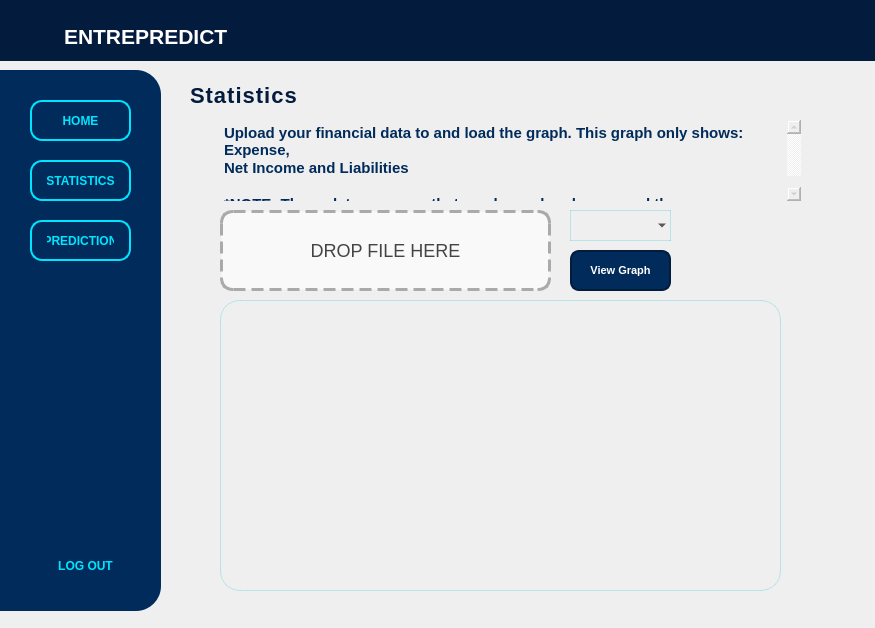
The window that Final.ui (JayDrop00/Paldo) describes before a commit, drawn with Qt 5.
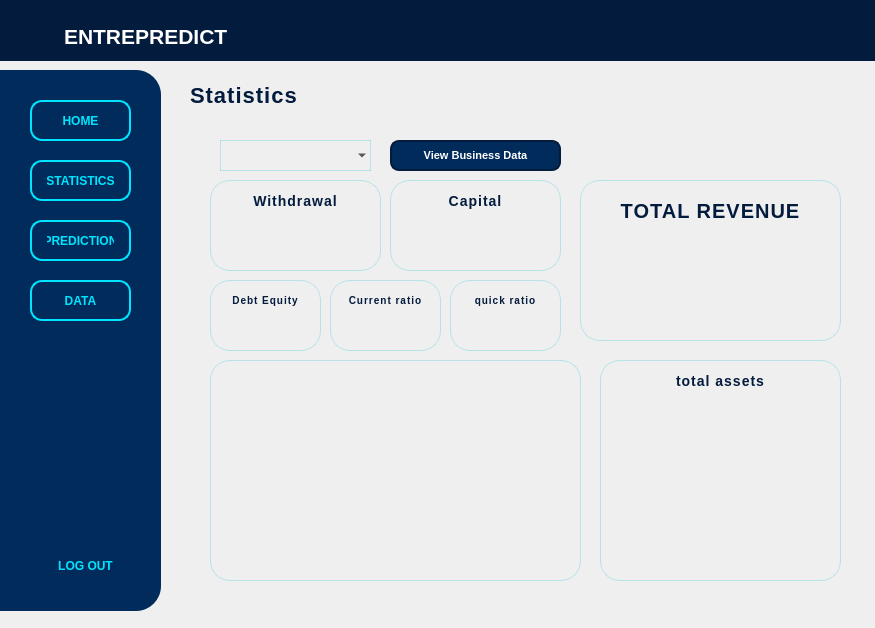
The same window after the commit. The open tabs and pages were chosen to show the change. Icons and pictures are not drawn.

What changed in the file:
```diff
--- a/Final.ui
+++ b/Final.ui
@@ -316,6 +316,49 @@
        <string>LOG OUT</string>
       </property>
      </widget>
+     <widget class="QPushButton" name="dataPushButton">
+      <property name="geometry">
+       <rect>
+        <x>30</x>
+        <y>210</y>
+        <width>101</width>
+        <height>41</height>
+       </rect>
+      </property>
+      <property name="cursor">
+       <cursorShape>PointingHandCursor</cursorShape>
+      </property>
+      <property name="styleSheet">
+       <string notr="true">QPushButton {
+    background-color: transparent;
+    color: #00E5FF;
+    font-family: &quot;Segoe UI&quot;;
+    font-size: 9pt;
+    font-weight: 500;
+    border: 2px solid #00E5FF;
+    border-radius: 12px;
+    padding: 5px 15px;
+}
+
+QPushButton:hover {
+    background-color: rgba(0, 229, 255, 0.1);
+}
+
+QPushButton:pressed {
+    background-color: rgba(0, 229, 255, 0.2);
+}
+
+QPushButton:checked {
+    background-color: #00E5FF;
+    color: #001F3F;
+}
+
+</string>
+      </property>
+      <property name="text">
+       <string>DATA</string>
+      </property>
+     </widget>
     </widget>
     <widget class="QStackedWidget" name="stackedWidget">
      <property name="geometry">
@@ -1900,10 +1943,10 @@
       <widget class="QFrame" name="graphFrame">
        <property name="geometry">
         <rect>
-         <x>30</x>
-         <y>220</y>
-         <width>561</width>
-         <height>291</height>
+         <x>20</x>
+         <y>280</y>
+         <width>371</width>
+         <height>221</height>
         </rect>
        </property>
        <property name="styleSheet">
@@ -1929,10 +1972,10 @@
       <widget class="QPushButton" name="graphPushButton">
        <property name="geometry">
         <rect>
-         <x>380</x>
-         <y>170</y>
-         <width>101</width>
-         <height>41</height>
+         <x>200</x>
+         <y>60</y>
+         <width>171</width>
+         <height>31</height>
         </rect>
        </property>
        <property name="cursor">
@@ -1960,45 +2003,15 @@
 </string>
        </property>
        <property name="text">
-        <string>View Graph</string>
-       </property>
-      </widget>
-      <widget class="QLabel" name="csvLabelDropStats">
-       <property name="geometry">
-        <rect>
-         <x>30</x>
-         <y>130</y>
-         <width>331</width>
-         <height>81</height>
-        </rect>
-       </property>
-       <property name="layoutDirection">
-        <enum>Qt::RightToLeft</enum>
-       </property>
-       <property name="styleSheet">
-        <string notr="true">QLabel {
-    border: 3px dashed #aaaaaa;
-    font-size: 18px;
-    color: #444;
-    
-    border-radius: 12px;
-    background-color: #f9f9f9;
-    text-align: center;  /* Centers text horizontally */
-}</string>
-       </property>
-       <property name="text">
-        <string>DROP FILE HERE</string>
-       </property>
-       <property name="alignment">
-        <set>Qt::AlignCenter</set>
+        <string>View Business Data</string>
        </property>
       </widget>
       <widget class="QComboBox" name="statsComboBox">
        <property name="geometry">
         <rect>
-         <x>380</x>
-         <y>130</y>
-         <width>101</width>
+         <x>30</x>
+         <y>60</y>
+         <width>151</width>
          <height>31</height>
         </rect>
        </property>
@@ -2021,35 +2034,598 @@
         <bool>false</bool>
        </property>
       </widget>
-      <widget class="QPlainTextEdit" name="plainTextEdit_prediction_2">
-       <property name="enabled">
-        <bool>false</bool>
+      <widget class="QFrame" name="withdrawal_Frame">
+       <property name="geometry">
+        <rect>
+         <x>20</x>
+         <y>100</y>
+         <width>171</width>
+         <height>91</height>
+        </rect>
        </property>
+       <property name="styleSheet">
+        <string notr="true">#withdrawal_Frame
+{
+    background-color: qlineargradient(
+        spread:pad, x1:0, y1:0, x2:1, y2:1,
+        stop:0 rgba(224, 247, 250, 255),  /* light cyan */
+        stop:1 rgba(255, 255, 255, 255)    /* soft white */
+    );
+    border-radius: 20px;
+    border: 1px solid rgba(0, 188, 212, 60); /* subtle cyan border */
+    
+}</string>
+       </property>
+       <property name="frameShape">
+        <enum>QFrame::StyledPanel</enum>
+       </property>
+       <property name="frameShadow">
+        <enum>QFrame::Raised</enum>
+       </property>
+       <widget class="QLabel" name="label1">
+        <property name="geometry">
+         <rect>
+          <x>20</x>
+          <y>10</y>
+          <width>131</width>
+          <height>21</height>
+         </rect>
+        </property>
+        <property name="styleSheet">
+         <string notr="true">#label1{
+    color: #031b3d;                  /* Deep navy text for contrast */
+    font-weight: 650;                /* Bold emphasis */
+    font-size: 14px;                 /* Slightly larger title */
+    background: transparent;         /* Keep background clean */
+    letter-spacing: 1px;             /* Space out letters slightly */
+    text-transform: uppercase;       /* Make “Inventory” more assertive */
+    border: none;                    /* Remove any frame borders */
+    
+    /* Subtle cyan glow for elegance */
+    text-shadow: 0px 0px 6px #00ffff;
+}</string>
+        </property>
+        <property name="text">
+         <string>Withdrawal</string>
+        </property>
+        <property name="alignment">
+         <set>Qt::AlignCenter</set>
+        </property>
+       </widget>
+       <widget class="QLabel" name="withdrawal_Label">
+        <property name="geometry">
+         <rect>
+          <x>20</x>
+          <y>40</y>
+          <width>131</width>
+          <height>31</height>
+         </rect>
+        </property>
+        <property name="styleSheet">
+         <string notr="true">#withdrawal_label{
+    color: #031b3d;                  /* Deep navy text for contrast */
+    font-weight: 600;                /* Bold emphasis */
+    font-size: 15px;                 /* Slightly larger title */
+    background: transparent;         /* Keep background clean */
+    letter-spacing: 1px;             /* Space out letters slightly */
+    text-transform: uppercase;       /* Make “Inventory” more assertive */
+    border: none;                    /* Remove any frame borders */
+    
+    /* Subtle cyan glow for elegance */
+    text-shadow: 0px 0px 6px #00ffff;
+}</string>
+        </property>
+        <property name="text">
+         <string/>
+        </property>
+        <property name="alignment">
+         <set>Qt::AlignCenter</set>
+        </property>
+       </widget>
+      </widget>
+      <widget class="QFrame" name="currentRatio_Frame">
        <property name="geometry">
         <rect>
-         <x>30</x>
-         <y>40</y>
-         <width>581</width>
-         <height>81</height>
+         <x>140</x>
+         <y>200</y>
+         <width>111</width>
+         <height>71</height>
         </rect>
        </property>
        <property name="styleSheet">
-        <string notr="true">#plainTextEdit_prediction_2 {
-    font-family: &quot;Poppins&quot;;
-    font-size: 11pt;
-    font-weight: 500;
-    color: #002B5B; /* Black text */
-    background-color: transparent; /* Transparent background */
-    border:none;
-}
-</string>
+        <string notr="true">#currentRatio_Frame
+{
+    background-color: qlineargradient(
+        spread:pad, x1:0, y1:0, x2:1, y2:1,
+        stop:0 rgba(224, 247, 250, 255),  /* light cyan */
+        stop:1 rgba(255, 255, 255, 255)    /* soft white */
+    );
+    border-radius: 20px;
+    border: 1px solid rgba(0, 188, 212, 60); /* subtle cyan border */
+    
+}</string>
        </property>
-       <property name="plainText">
-        <string>Upload your financial data to and load the graph. This graph only shows: Expense, 
-Net Income and Liabilities
-
-*NOTE: These data assumes that you have already summed them up.</string>
+       <property name="frameShape">
+        <enum>QFrame::StyledPanel</enum>
        </property>
+       <property name="frameShadow">
+        <enum>QFrame::Raised</enum>
+       </property>
+       <widget class="QLabel" name="label_4">
+        <property name="geometry">
+         <rect>
+          <x>10</x>
+          <y>10</y>
+          <width>91</width>
+          <height>21</height>
+         </rect>
+        </property>
+        <property name="styleSheet">
+         <string notr="true">#label_4{
+    color: #031b3d;                  /* Deep navy text for contrast */
+    font-weight: 600;                /* Bold emphasis */
+    font-size: 10px;                 /* Slightly larger title */
+    background: transparent;         /* Keep background clean */
+    letter-spacing: 1px;             /* Space out letters slightly */
+    text-transform: uppercase;       /* Make “Inventory” more assertive */
+    border: none;                    /* Remove any frame borders */
+    
+    /* Subtle cyan glow for elegance */
+    text-shadow: 0px 0px 6px #00ffff;
+}</string>
+        </property>
+        <property name="text">
+         <string>Current ratio</string>
+        </property>
+        <property name="alignment">
+         <set>Qt::AlignCenter</set>
+        </property>
+       </widget>
+       <widget class="QLabel" name="currentRatio_Label">
+        <property name="geometry">
+         <rect>
+          <x>10</x>
+          <y>30</y>
+          <width>91</width>
+          <height>21</height>
+         </rect>
+        </property>
+        <property name="styleSheet">
+         <string notr="true">#currentRatio_Label{
+    color: #031b3d;                  /* Deep navy text for contrast */
+    font-weight: 600;                /* Bold emphasis */
+    font-size: 10px;                 /* Slightly larger title */
+    background: transparent;         /* Keep background clean */
+    letter-spacing: 1px;             /* Space out letters slightly */
+    text-transform: uppercase;       /* Make “Inventory” more assertive */
+    border: none;                    /* Remove any frame borders */
+    
+    /* Subtle cyan glow for elegance */
+    text-shadow: 0px 0px 6px #00ffff;
+}</string>
+        </property>
+        <property name="text">
+         <string/>
+        </property>
+        <property name="alignment">
+         <set>Qt::AlignCenter</set>
+        </property>
+       </widget>
+      </widget>
+      <widget class="QFrame" name="debtEquity_Frame">
+       <property name="geometry">
+        <rect>
+         <x>20</x>
+         <y>200</y>
+         <width>111</width>
+         <height>71</height>
+        </rect>
+       </property>
+       <property name="styleSheet">
+        <string notr="true">#debtEquity_Frame
+{
+    background-color: qlineargradient(
+        spread:pad, x1:0, y1:0, x2:1, y2:1,
+        stop:0 rgba(224, 247, 250, 255),  /* light cyan */
+        stop:1 rgba(255, 255, 255, 255)    /* soft white */
+    );
+    border-radius: 20px;
+    border: 1px solid rgba(0, 188, 212, 60); /* subtle cyan border */
+    
+}</string>
+       </property>
+       <property name="frameShape">
+        <enum>QFrame::StyledPanel</enum>
+       </property>
+       <property name="frameShadow">
+        <enum>QFrame::Raised</enum>
+       </property>
+       <widget class="QLabel" name="label_3">
+        <property name="geometry">
+         <rect>
+          <x>10</x>
+          <y>10</y>
+          <width>91</width>
+          <height>21</height>
+         </rect>
+        </property>
+        <property name="styleSheet">
+         <string notr="true">#label_3{
+    color: #031b3d;                  /* Deep navy text for contrast */
+    font-weight: 600;                /* Bold emphasis */
+    font-size: 10px;                 /* Slightly larger title */
+    background: transparent;         /* Keep background clean */
+    letter-spacing: 1px;             /* Space out letters slightly */
+    text-transform: uppercase;       /* Make “Inventory” more assertive */
+    border: none;                    /* Remove any frame borders */
+    
+    /* Subtle cyan glow for elegance */
+    text-shadow: 0px 0px 6px #00ffff;
+}</string>
+        </property>
+        <property name="text">
+         <string>Debt Equity</string>
+        </property>
+        <property name="alignment">
+         <set>Qt::AlignCenter</set>
+        </property>
+       </widget>
+       <widget class="QLabel" name="debtEquity_Label">
+        <property name="geometry">
+         <rect>
+          <x>10</x>
+          <y>30</y>
+          <width>91</width>
+          <height>21</height>
+         </rect>
+        </property>
+        <property name="styleSheet">
+         <string notr="true">#debtEquity_Label{
+    color: #031b3d;                  /* Deep navy text for contrast */
+    font-weight: 600;                /* Bold emphasis */
+    font-size: 10px;                 /* Slightly larger title */
+    background: transparent;         /* Keep background clean */
+    letter-spacing: 1px;             /* Space out letters slightly */
+    text-transform: uppercase;       /* Make “Inventory” more assertive */
+    border: none;                    /* Remove any frame borders */
+    
+    /* Subtle cyan glow for elegance */
+    text-shadow: 0px 0px 6px #00ffff;
+}</string>
+        </property>
+        <property name="text">
+         <string/>
+        </property>
+        <property name="alignment">
+         <set>Qt::AlignCenter</set>
+        </property>
+       </widget>
+      </widget>
+      <widget class="QFrame" name="quickRatio_Frame">
+       <property name="geometry">
+        <rect>
+         <x>260</x>
+         <y>200</y>
+         <width>111</width>
+         <height>71</height>
+        </rect>
+       </property>
+       <property name="styleSheet">
+        <string notr="true">#quickRatio_Frame
+{
+    background-color: qlineargradient(
+        spread:pad, x1:0, y1:0, x2:1, y2:1,
+        stop:0 rgba(224, 247, 250, 255),  /* light cyan */
+        stop:1 rgba(255, 255, 255, 255)    /* soft white */
+    );
+    border-radius: 20px;
+    border: 1px solid rgba(0, 188, 212, 60); /* subtle cyan border */
+    
+}</string>
+       </property>
+       <property name="frameShape">
+        <enum>QFrame::StyledPanel</enum>
+       </property>
+       <property name="frameShadow">
+        <enum>QFrame::Raised</enum>
+       </property>
+       <widget class="QLabel" name="label_5">
+        <property name="geometry">
+         <rect>
+          <x>10</x>
+          <y>10</y>
+          <width>91</width>
+          <height>21</height>
+         </rect>
+        </property>
+        <property name="styleSheet">
+         <string notr="true">#label_5{
+    color: #031b3d;                  /* Deep navy text for contrast */
+    font-weight: 600;                /* Bold emphasis */
+    font-size: 10px;                 /* Slightly larger title */
+    background: transparent;         /* Keep background clean */
+    letter-spacing: 1px;             /* Space out letters slightly */
+    text-transform: uppercase;       /* Make “Inventory” more assertive */
+    border: none;                    /* Remove any frame borders */
+    
+    /* Subtle cyan glow for elegance */
+    text-shadow: 0px 0px 6px #00ffff;
+}</string>
+        </property>
+        <property name="text">
+         <string>quick ratio</string>
+        </property>
+        <property name="alignment">
+         <set>Qt::AlignCenter</set>
+        </property>
+       </widget>
+       <widget class="QLabel" name="quickRatio_Label">
+        <property name="geometry">
+         <rect>
+          <x>10</x>
+          <y>30</y>
+          <width>91</width>
+          <height>21</height>
+         </rect>
+        </property>
+        <property name="styleSheet">
+         <string notr="true">#quickRatio_Label{
+    color: #031b3d;                  /* Deep navy text for contrast */
+    font-weight: 600;                /* Bold emphasis */
+    font-size: 10px;                 /* Slightly larger title */
+    background: transparent;         /* Keep background clean */
+    letter-spacing: 1px;             /* Space out letters slightly */
+    text-transform: uppercase;       /* Make “Inventory” more assertive */
+    border: none;                    /* Remove any frame borders */
+    
+    /* Subtle cyan glow for elegance */
+    text-shadow: 0px 0px 6px #00ffff;
+}</string>
+        </property>
+        <property name="text">
+         <string/>
+        </property>
+        <property name="alignment">
+         <set>Qt::AlignCenter</set>
+        </property>
+       </widget>
+      </widget>
+      <widget class="QFrame" name="revenue_Frame">
+       <property name="geometry">
+        <rect>
+         <x>390</x>
+         <y>100</y>
+         <width>261</width>
+         <height>161</height>
+        </rect>
+       </property>
+       <property name="styleSheet">
+        <string notr="true">#revenue_Frame
+{
+    background-color: qlineargradient(
+        spread:pad, x1:0, y1:0, x2:1, y2:1,
+        stop:0 rgba(224, 247, 250, 255),  /* light cyan */
+        stop:1 rgba(255, 255, 255, 255)    /* soft white */
+    );
+    border-radius: 20px;
+    border: 1px solid rgba(0, 188, 212, 60); /* subtle cyan border */
+    
+}</string>
+       </property>
+       <property name="frameShape">
+        <enum>QFrame::StyledPanel</enum>
+       </property>
+       <property name="frameShadow">
+        <enum>QFrame::Raised</enum>
+       </property>
+       <widget class="QLabel" name="label_6">
+        <property name="geometry">
+         <rect>
+          <x>20</x>
+          <y>10</y>
+          <width>221</width>
+          <height>41</height>
+         </rect>
+        </property>
+        <property name="styleSheet">
+         <string notr="true">#label_6{
+    color: #031b3d;                  /* Deep navy text for contrast */
+    font-weight: 750;                /* Bold emphasis */
+    font-size: 20px;                 /* Slightly larger title */
+    background: transparent;         /* Keep background clean */
+    letter-spacing: 1px;             /* Space out letters slightly */
+    text-transform: uppercase;       /* Make “Inventory” more assertive */
+    border: none;                    /* Remove any frame borders */
+    
+    /* Subtle cyan glow for elegance */
+    text-shadow: 0px 0px 6px #00ffff;
+}</string>
+        </property>
+        <property name="text">
+         <string>TOTAL REVENUE</string>
+        </property>
+        <property name="alignment">
+         <set>Qt::AlignCenter</set>
+        </property>
+       </widget>
+       <widget class="QLabel" name="revenue_Label">
+        <property name="geometry">
+         <rect>
+          <x>20</x>
+          <y>60</y>
+          <width>221</width>
+          <height>51</height>
+         </rect>
+        </property>
+        <property name="styleSheet">
+         <string notr="true">#revenue_Label{
+    color: #031b3d;                  /* Deep navy text for contrast */
+    font-weight: 750;                /* Bold emphasis */
+    font-size: 25px;                 /* Slightly larger title */
+    background: transparent;         /* Keep background clean */
+    letter-spacing: 1px;             /* Space out letters slightly */
+    text-transform: uppercase;       /* Make “Inventory” more assertive */
+    border: none;                    /* Remove any frame borders */
+    
+    /* Subtle cyan glow for elegance */
+    text-shadow: 0px 0px 6px #00ffff;
+}</string>
+        </property>
+        <property name="text">
+         <string/>
+        </property>
+        <property name="alignment">
+         <set>Qt::AlignCenter</set>
+        </property>
+       </widget>
+      </widget>
+      <widget class="QFrame" name="pieChart_Frame">
+       <property name="geometry">
+        <rect>
+         <x>410</x>
+         <y>280</y>
+         <width>241</width>
+         <height>221</height>
+        </rect>
+       </property>
+       <property name="styleSheet">
+        <string notr="true">#pieChart_Frame
+{
+    background-color: qlineargradient(
+        spread:pad, x1:0, y1:0, x2:1, y2:1,
+        stop:0 rgba(224, 247, 250, 255),  /* light cyan */
+        stop:1 rgba(255, 255, 255, 255)    /* soft white */
+    );
+    border-radius: 20px;
+    border: 1px solid rgba(0, 188, 212, 60); /* subtle cyan border */
+    
+}</string>
+       </property>
+       <property name="frameShape">
+        <enum>QFrame::StyledPanel</enum>
+       </property>
+       <property name="frameShadow">
+        <enum>QFrame::Raised</enum>
+       </property>
+       <widget class="QLabel" name="label_7">
+        <property name="geometry">
+         <rect>
+          <x>20</x>
+          <y>10</y>
+          <width>201</width>
+          <height>21</height>
+         </rect>
+        </property>
+        <property name="styleSheet">
+         <string notr="true">#label_7{
+    color: #031b3d;                  /* Deep navy text for contrast */
+    font-weight: 600;                /* Bold emphasis */
+    font-size: 14px;                 /* Slightly larger title */
+    background: transparent;         /* Keep background clean */
+    letter-spacing: 1px;             /* Space out letters slightly */
+    text-transform: uppercase;       /* Make “Inventory” more assertive */
+    border: none;                    /* Remove any frame borders */
+    
+    /* Subtle cyan glow for elegance */
+    text-shadow: 0px 0px 6px #00ffff;
+}</string>
+        </property>
+        <property name="text">
+         <string>total assets</string>
+        </property>
+        <property name="alignment">
+         <set>Qt::AlignCenter</set>
+        </property>
+       </widget>
+      </widget>
+      <widget class="QFrame" name="Capital_Frame">
+       <property name="geometry">
+        <rect>
+         <x>200</x>
+         <y>100</y>
+         <width>171</width>
+         <height>91</height>
+        </rect>
+       </property>
+       <property name="styleSheet">
+        <string notr="true">#Capital_Frame
+{
+    background-color: qlineargradient(
+        spread:pad, x1:0, y1:0, x2:1, y2:1,
+        stop:0 rgba(224, 247, 250, 255),  /* light cyan */
+        stop:1 rgba(255, 255, 255, 255)    /* soft white */
+    );
+    border-radius: 20px;
+    border: 1px solid rgba(0, 188, 212, 60); /* subtle cyan border */
+    
+}</string>
+       </property>
+       <property name="frameShape">
+        <enum>QFrame::StyledPanel</enum>
+       </property>
+       <property name="frameShadow">
+        <enum>QFrame::Raised</enum>
+       </property>
+       <widget class="QLabel" name="label_2">
+        <property name="geometry">
+         <rect>
+          <x>20</x>
+          <y>10</y>
+          <width>131</width>
+          <height>21</height>
+         </rect>
+        </property>
+        <property name="styleSheet">
+         <string notr="true">#label_2{
+    color: #031b3d;                  /* Deep navy text for contrast */
+    font-weight: 650;                /* Bold emphasis */
+    font-size: 14px;                 /* Slightly larger title */
+    background: transparent;         /* Keep background clean */
+    letter-spacing: 1px;             /* Space out letters slightly */
+    text-transform: uppercase;       /* Make “Inventory” more assertive */
+    border: none;                    /* Remove any frame borders */
+    
+    /* Subtle cyan glow for elegance */
+    text-shadow: 0px 0px 6px #00ffff;
+}</string>
+        </property>
+        <property name="text">
+         <string>Capital</string>
+        </property>
+        <property name="alignment">
+         <set>Qt::AlignCenter</set>
+        </property>
+       </widget>
+       <widget class="QLabel" name="capital_Label">
+        <property name="geometry">
+         <rect>
+          <x>20</x>
+          <y>40</y>
+          <width>131</width>
+          <height>31</height>
+         </rect>
+        </property>
+        <property name="styleSheet">
+         <string notr="true">#capital_Label{
+    color: #031b3d;                  /* Deep navy text for contrast */
+    font-weight: 600;                /* Bold emphasis */
+    font-size: 15px;                 /* Slightly larger title */
+    background: transparent;         /* Keep background clean */
+    letter-spacing: 1px;             /* Space out letters slightly */
+    text-transform: uppercase;       /* Make “Inventory” more assertive */
+    border: none;                    /* Remove any frame borders */
+    
+    /* Subtle cyan glow for elegance */
+    text-shadow: 0px 0px 6px #00ffff;
+}</string>
+        </property>
+        <property name="text">
+         <string/>
+        </property>
+        <property name="alignment">
+         <set>Qt::AlignCenter</set>
+        </property>
+       </widget>
       </widget>
      </widget>
      <widget class="QWidget" name="sales_widget">
```
Left out of the diff: 201 changed lines with no effect on the pictures.
